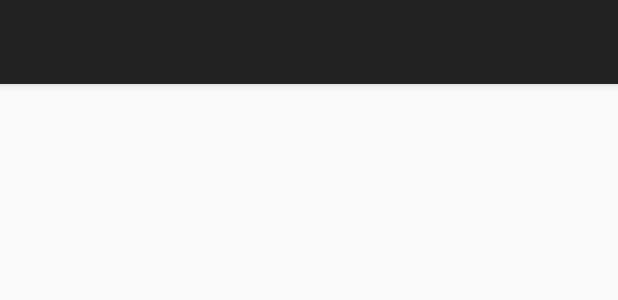
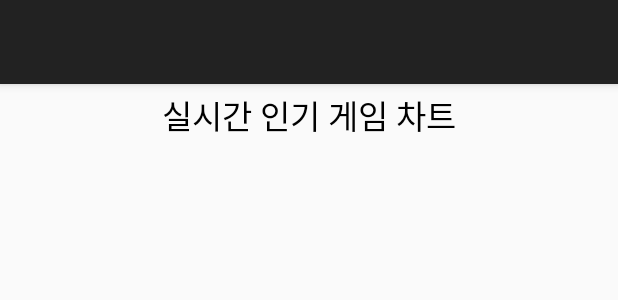
Before and after one commit to mingyu1285/GameR, an Android app: the layout ranking_tab3.xml on its own in the app's theme, with its tools: preview values and no code run, on a phone screen of 412 x 824 dp. Shown: the top 300 px of the screen. Run offline under Robolectric (Android 15) with nearby library versions, the phone set to English and light mode, and no system bars.

Commit message:
RankingTab commit

```diff
--- a/app/src/main/java/com/mingyu1285/gamer/CategoryTab4.java
+++ b/app/src/main/java/com/mingyu1285/gamer/CategoryTab4.java
@@ -19,6 +19,7 @@ public class CategoryTab4 extends Fragment{
 
         Toolbar toolbar= view.findViewById(R.id.toolbar);
         ((FragmentActivity)getActivity()).setSupportActionBar(toolbar);
+        ((FragmentActivity)getActivity()).getSupportActionBar().setTitle("카테고리");
 
         return view;
     }
--- a/app/src/main/java/com/mingyu1285/gamer/MyPageTab5.java
+++ b/app/src/main/java/com/mingyu1285/gamer/MyPageTab5.java
@@ -19,6 +19,7 @@ public class MyPageTab5 extends Fragment {
 
         Toolbar toolbar= view.findViewById(R.id.toolbar);
         ((FragmentActivity)getActivity()).setSupportActionBar(toolbar);
+        ((FragmentActivity)getActivity()).getSupportActionBar().setTitle("마이페이지");
 
         return view;
     }
--- a/app/src/main/res/layout/ranking_tab3.xml
+++ b/app/src/main/res/layout/ranking_tab3.xml
@@ -1,6 +1,9 @@
 <?xml version="1.0" encoding="utf-8"?>
 <androidx.drawerlayout.widget.DrawerLayout xmlns:android="http://schemas.android.com/apk/res/android"
-    android:layout_width="match_parent" android:layout_height="match_parent">
+    android:layout_width="match_parent"
+    android:layout_height="match_parent"
+    xmlns:app="http://schemas.android.com/apk/res-auto"
+    android:id="@+id/layout_drawer">
 
     <LinearLayout
         android:layout_width="match_parent"
@@ -11,13 +14,42 @@
             android:layout_width="match_parent"
             android:layout_height="wrap_content"
             android:theme="@style/AppTheme.AppBar">
+
             <androidx.appcompat.widget.Toolbar
                 android:id="@+id/toolbar"
                 android:layout_width="match_parent"
                 android:layout_height="wrap_content"/>
 
+
         </com.google.android.material.appbar.AppBarLayout>
+
+        <TextView
+            android:layout_width="wrap_content"
+            android:layout_height="wrap_content"
+            android:layout_gravity="center"
+            android:padding="4dp"
+            android:text="실시간 인기 게임 차트"
+            android:textColor="#ff000000"
+            android:textSize="22sp" />
+
+
+
 
     </LinearLayout>
 
+    <LinearLayout
+        android:layout_width="match_parent"
+        android:layout_height="match_parent"
+        android:orientation="vertical">
+
+
+    </LinearLayout>
+
+    <com.google.android.material.navigation.NavigationView
+        android:layout_width="wrap_content"
+        android:layout_height="match_parent"
+        android:id="@+id/nav"
+        android:layout_gravity="start"
+        app:menu="@menu/drawer_menu"/>
+
 </androidx.drawerlayout.widget.DrawerLayout>
--- a/app/src/main/res/menu/search_actionbar.xml
+++ b/app/src/main/res/menu/search_actionbar.xml
@@ -6,6 +6,9 @@
         android:id="@+id/menu_search"
         android:title="Search"
         app:showAsAction="always"
-        app:actionViewClass="androidx.appcompat.widget.SearchView" />
+        app:actionViewClass="androidx.appcompat.widget.SearchView">
+
+    </item>
+
 
 </menu>
--- a/app/src/main/res/values/colors.xml
+++ b/app/src/main/res/values/colors.xml
@@ -3,4 +3,5 @@
     <color name="colorPrimary">#6200EE</color>
     <color name="colorPrimaryDark">#3700B3</color>
     <color name="colorAccent">#03DAC5</color>
+
 </resources>
```
Also changed, not shown: app/src/main/java/com/mingyu1285/gamer/GameTab1.java (+14 -0 lines), app/src/main/java/com/mingyu1285/gamer/RankingTab3.java (+77 -0 lines), app/src/main/java/com/mingyu1285/gamer/VideoTab2.java (+14 -0 lines), app/src/main/res/layout/listview_game.xml (deleted, +0 -17 lines), app/src/main/res/layout/rankingtab_item.xml (added, +45 -0 lines), app/src/main/res/layout/videotab_item.xml (added, +45 -0 lines), app/src/main/res/values/styles.xml (+7 -0 lines).
